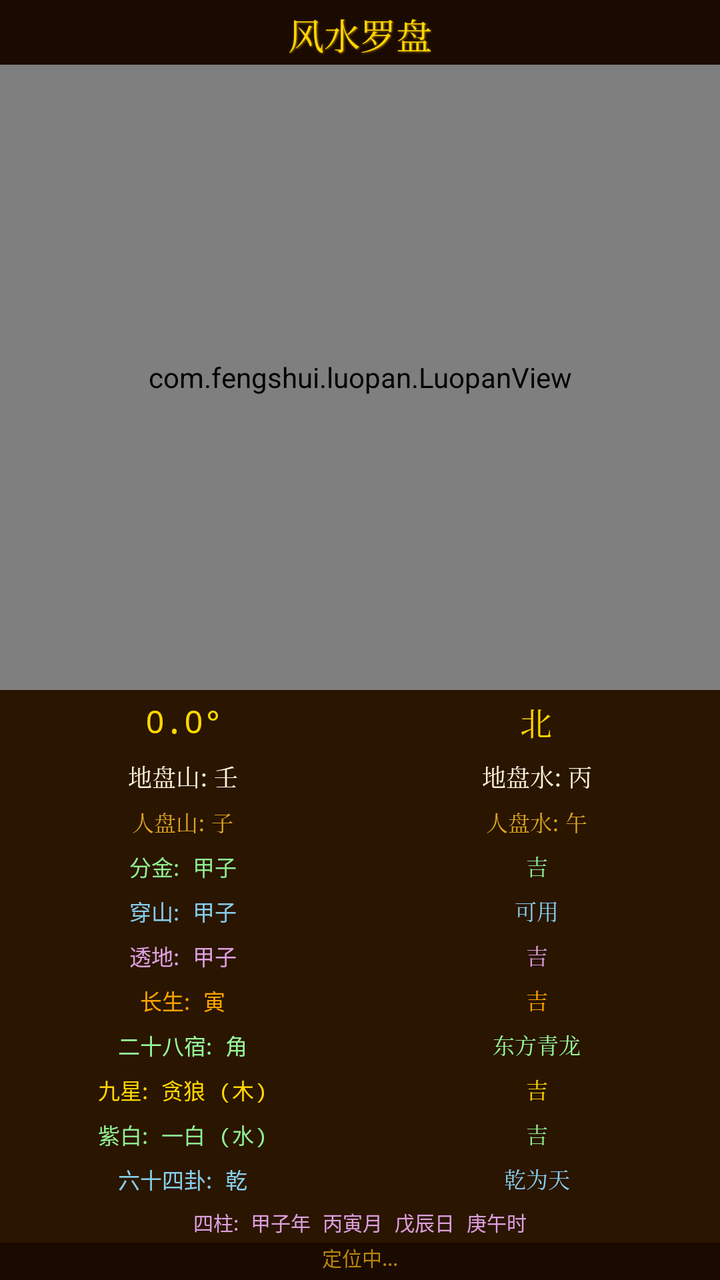
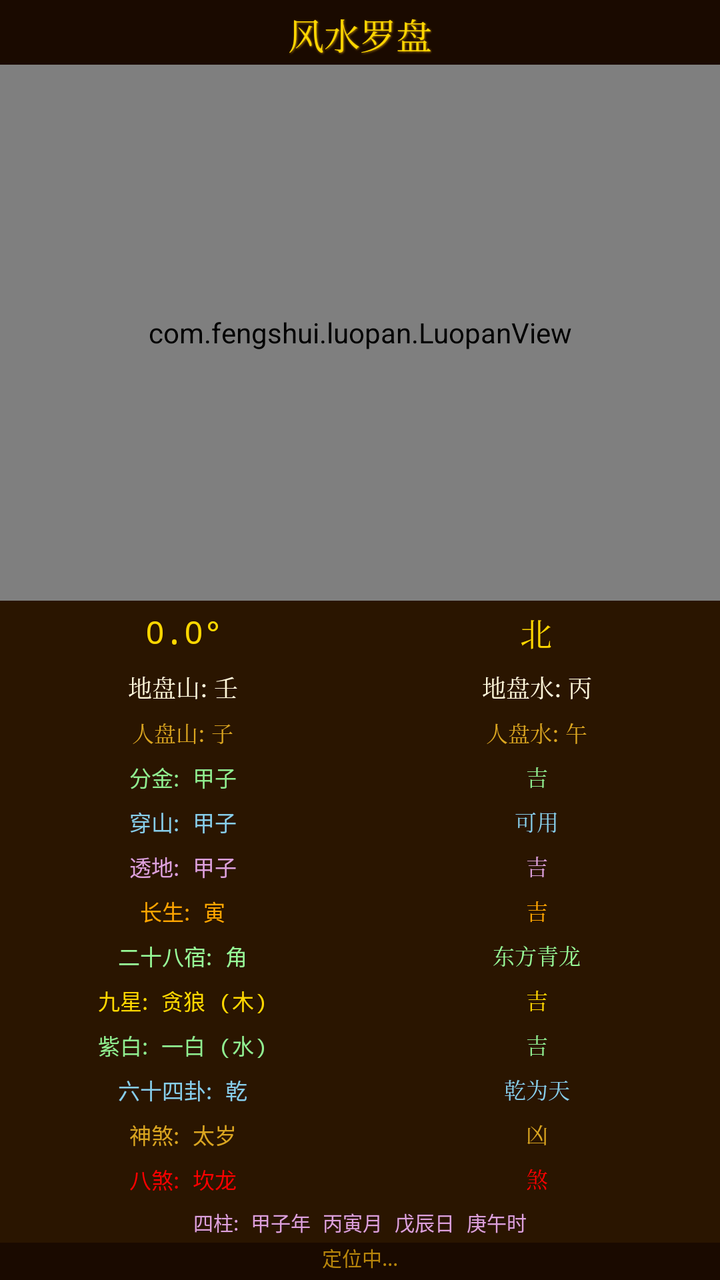

Before-and-after screenshots of an Android layout around one commit, followed by the original layout XML and the change that was made.
<!-- AndroidManifest.xml: application theme AppTheme -->
<!-- res/layout/activity_main.xml -->
<?xml version="1.0" encoding="utf-8"?>
<LinearLayout xmlns:android="http://schemas.android.com/apk/res/android"
    android:layout_width="match_parent"
    android:layout_height="match_parent"
    android:orientation="vertical"
    android:background="@color/bgColor"
    android:gravity="center">

    <TextView
        android:id="@+id/titleText"
        android:layout_width="wrap_content"
        android:layout_height="wrap_content"
        android:text="风水罗盘"
        android:textColor="@color/gold"
        android:textSize="18sp"
        android:fontFamily="serif"
        android:layout_marginTop="4dp"
        android:layout_marginBottom="2dp"
        android:shadowColor="@color/darkGold"
        android:shadowDx="1"
        android:shadowDy="1"
        android:shadowRadius="2" />

    <com.fengshui.luopan.LuopanView
        android:id="@+id/luopanView"
        android:layout_width="match_parent"
        android:layout_height="0dp"
        android:layout_weight="1" />

    
    <LinearLayout
        android:layout_width="match_parent"
        android:layout_height="wrap_content"
        android:orientation="horizontal"
        android:gravity="center"
        android:padding="4dp"
        android:background="#2A1500">

        <TextView
            android:id="@+id/degreeText"
            android:layout_width="0dp"
            android:layout_height="wrap_content"
            android:layout_weight="1"
            android:text="0.0°"
            android:textColor="@color/gold"
            android:textSize="16sp"
            android:gravity="center"
            android:fontFamily="monospace" />

        <TextView
            android:id="@+id/directionText"
            android:layout_width="0dp"
            android:layout_height="wrap_content"
            android:layout_weight="1"
            android:text="北"
            android:textColor="@color/gold"
            android:textSize="16sp"
            android:gravity="center"
            android:fontFamily="serif" />

    </LinearLayout>

    
    <LinearLayout
        android:layout_width="match_parent"
        android:layout_height="wrap_content"
        android:orientation="horizontal"
        android:gravity="center"
        android:padding="3dp"
        android:background="#2A1500">

        <TextView
            android:id="@+id/mountainText"
            android:layout_width="0dp"
            android:layout_height="wrap_content"
            android:layout_weight="1"
            android:text="地盘山: 壬"
            android:textColor="@color/cream"
            android:textSize="12sp"
            android:gravity="center"
            android:fontFamily="serif" />

        <TextView
            android:id="@+id/waterText"
            android:layout_width="0dp"
            android:layout_height="wrap_content"
            android:layout_weight="1"
            android:text="地盘水: 丙"
            android:textColor="@color/cream"
            android:textSize="12sp"
            android:gravity="center"
            android:fontFamily="serif" />

    </LinearLayout>

    
    <LinearLayout
        android:layout_width="match_parent"
        android:layout_height="wrap_content"
        android:orientation="horizontal"
        android:gravity="center"
        android:padding="3dp"
        android:background="#2A1500">

        <TextView
            android:id="@+id/renMountainText"
            android:layout_width="0dp"
            android:layout_height="wrap_content"
            android:layout_weight="1"
            android:text="人盘山: 子"
            android:textColor="#DAA520"
            android:textSize="11sp"
            android:gravity="center"
            android:fontFamily="serif" />

        <TextView
            android:id="@+id/renWaterText"
            android:layout_width="0dp"
            android:layout_height="wrap_content"
            android:layout_weight="1"
            android:text="人盘水: 午"
            android:textColor="#DAA520"
            android:textSize="11sp"
            android:gravity="center"
            android:fontFamily="serif" />

    </LinearLayout>

    
    <LinearLayout
        android:layout_width="match_parent"
        android:layout_height="wrap_content"
        android:orientation="horizontal"
        android:gravity="center"
        android:padding="3dp"
        android:background="#2A1500">

        <TextView
            android:id="@+id/fenJinText"
            android:layout_width="0dp"
            android:layout_height="wrap_content"
            android:layout_weight="1"
            android:text="分金: 甲子"
            android:textColor="#90EE90"
            android:textSize="11sp"
            android:gravity="center"
            android:fontFamily="monospace" />

        <TextView
            android:id="@+id/fenJinStatusText"
            android:layout_width="0dp"
            android:layout_height="wrap_content"
            android:layout_weight="1"
            android:text="吉"
            android:textColor="#90EE90"
            android:textSize="11sp"
            android:gravity="center"
            android:fontFamily="serif" />

    </LinearLayout>

    
    <LinearLayout
        android:layout_width="match_parent"
        android:layout_height="wrap_content"
        android:orientation="horizontal"
        android:gravity="center"
        android:padding="3dp"
        android:background="#2A1500">

        <TextView
            android:id="@+id/chuanShanText"
            android:layout_width="0dp"
            android:layout_height="wrap_content"
            android:layout_weight="1"
            android:text="穿山: 甲子"
            android:textColor="#87CEEB"
            android:textSize="11sp"
            android:gravity="center"
            android:fontFamily="monospace" />

        <TextView
            android:id="@+id/chuanShanStatusText"
            android:layout_width="0dp"
            android:layout_height="wrap_content"
            android:layout_weight="1"
            android:text="可用"
            android:textColor="#87CEEB"
            android:textSize="11sp"
            android:gravity="center"
            android:fontFamily="serif" />

    </LinearLayout>

    
    <LinearLayout
        android:layout_width="match_parent"
        android:layout_height="wrap_content"
        android:orientation="horizontal"
        android:gravity="center"
        android:padding="3dp"
        android:background="#2A1500">

        <TextView
            android:id="@+id/touDiText"
            android:layout_width="0dp"
            android:layout_height="wrap_content"
            android:layout_weight="1"
            android:text="透地: 甲子"
            android:textColor="#DDA0DD"
            android:textSize="11sp"
            android:gravity="center"
            android:fontFamily="monospace" />

        <TextView
            android:id="@+id/touDiStatusText"
            android:layout_width="0dp"
            android:layout_height="wrap_content"
            android:layout_weight="1"
            android:text="吉"
            android:textColor="#DDA0DD"
            android:textSize="11sp"
            android:gravity="center"
            android:fontFamily="serif" />

    </LinearLayout>

    
    <LinearLayout
        android:layout_width="match_parent"
        android:layout_height="wrap_content"
        android:orientation="horizontal"
        android:gravity="center"
        android:padding="3dp"
        android:background="#2A1500">

        <TextView
            android:id="@+id/changShengText"
            android:layout_width="0dp"
            android:layout_height="wrap_content"
            android:layout_weight="1"
            android:text="长生: 寅"
            android:textColor="#FFA500"
            android:textSize="11sp"
            android:gravity="center"
            android:fontFamily="monospace" />

        <TextView
            android:id="@+id/changShengStatusText"
            android:layout_width="0dp"
            android:layout_height="wrap_content"
            android:layout_weight="1"
            android:text="吉"
            android:textColor="#FFA500"
            android:textSize="11sp"
            android:gravity="center"
            android:fontFamily="serif" />

    </LinearLayout>

    
    <LinearLayout
        android:layout_width="match_parent"
        android:layout_height="wrap_content"
        android:orientation="horizontal"
        android:gravity="center"
        android:padding="3dp"
        android:background="#2A1500">

        <TextView
            android:id="@+id/xiu28Text"
            android:layout_width="0dp"
            android:layout_height="wrap_content"
            android:layout_weight="1"
            android:text="二十八宿: 角"
            android:textColor="#98FB98"
            android:textSize="11sp"
            android:gravity="center"
            android:fontFamily="monospace" />

        <TextView
            android:id="@+id/xiu28XiangText"
            android:layout_width="0dp"
            android:layout_height="wrap_content"
            android:layout_weight="1"
            android:text="东方青龙"
            android:textColor="#98FB98"
            android:textSize="11sp"
            android:gravity="center"
            android:fontFamily="serif" />

    </LinearLayout>

    
    <LinearLayout
        android:layout_width="match_parent"
        android:layout_height="wrap_content"
        android:orientation="horizontal"
        android:gravity="center"
        android:padding="3dp"
        android:background="#2A1500">

        <TextView
            android:id="@+id/jiuXingText"
            android:layout_width="0dp"
            android:layout_height="wrap_content"
            android:layout_weight="1"
            android:text="九星: 贪狼 (木)"
            android:textColor="#FFD700"
            android:textSize="11sp"
            android:gravity="center"
            android:fontFamily="monospace" />

        <TextView
            android:id="@+id/jiuXingWuXingText"
            android:layout_width="0dp"
            android:layout_height="wrap_content"
            android:layout_weight="1"
            android:text="吉"
            android:textColor="#FFD700"
            android:textSize="11sp"
            android:gravity="center"
            android:fontFamily="serif" />

    </LinearLayout>

    
    <LinearLayout
        android:layout_width="match_parent"
        android:layout_height="wrap_content"
        android:orientation="horizontal"
        android:gravity="center"
        android:padding="3dp"
        android:background="#2A1500">

        <TextView
            android:id="@+id/ziBaiText"
            android:layout_width="0dp"
            android:layout_height="wrap_content"
            android:layout_weight="1"
            android:text="紫白: 一白 (水)"
            android:textColor="#90EE90"
            android:textSize="11sp"
            android:gravity="center"
            android:fontFamily="monospace" />

        <TextView
            android:id="@+id/ziBaiStatusText"
            android:layout_width="0dp"
            android:layout_height="wrap_content"
            android:layout_weight="1"
            android:text="吉"
            android:textColor="#90EE90"
            android:textSize="11sp"
            android:gravity="center"
            android:fontFamily="serif" />

    </LinearLayout>

    
    <LinearLayout
        android:layout_width="match_parent"
        android:layout_height="wrap_content"
        android:orientation="horizontal"
        android:gravity="center"
        android:padding="3dp"
        android:background="#2A1500">

        <TextView
            android:id="@+id/gua64Text"
            android:layout_width="0dp"
            android:layout_height="wrap_content"
            android:layout_weight="1"
            android:text="六十四卦: 乾"
            android:textColor="#87CEEB"
            android:textSize="11sp"
            android:gravity="center"
            android:fontFamily="monospace" />

        <TextView
            android:id="@+id/gua64XiangText"
            android:layout_width="0dp"
            android:layout_height="wrap_content"
            android:layout_weight="1"
            android:text="乾为天"
            android:textColor="#87CEEB"
            android:textSize="11sp"
            android:gravity="center"
            android:fontFamily="serif" />

    </LinearLayout>

    
    <TextView
        android:id="@+id/siZhuText"
        android:layout_width="match_parent"
        android:layout_height="wrap_content"
        android:text="四柱: 甲子年 丙寅月 戊辰日 庚午时"
        android:textColor="#DDA0DD"
        android:textSize="10sp"
        android:gravity="center"
        android:padding="3dp"
        android:background="#2A1500"
        android:fontFamily="monospace" />

    <TextView
        android:id="@+id/locationText"
        android:layout_width="match_parent"
        android:layout_height="wrap_content"
        android:text="定位中..."
        android:textColor="@color/darkGold"
        android:textSize="10sp"
        android:gravity="center"
        android:paddingBottom="4dp"
        android:fontFamily="monospace" />

</LinearLayout>
<!-- resources referenced by this layout -->
<resources>
  <color name="bgColor">#1A0A00</color>
  <color name="cream">#FFF8DC</color>
  <color name="darkGold">#B8860B</color>
  <color name="gold">#FFD700</color>
  <style name="AppTheme" parent="Theme.MaterialComponents.DayNight.NoActionBar">
          <item name="colorPrimary">@color/colorPrimary</item>
          <item name="colorPrimaryDark">@color/colorPrimaryDark</item>
          <item name="colorAccent">@color/colorAccent</item>
          <item name="android:windowBackground">@color/bgColor</item>
          <item name="android:statusBarColor">@color/bgColor</item>
          <item name="android:navigationBarColor">@color/bgColor</item>
      </style>
  <color name="colorPrimary">#8B0000</color>
  <color name="colorPrimaryDark">#5C0000</color>
  <color name="colorAccent">#FFD700</color>
</resources>

<!-- the commit's change to res/layout/activity_main.xml (unified diff, before → after) -->
@@ -391,6 +391,72 @@
     </LinearLayout>
 
     
+    <LinearLayout
+        android:layout_width="match_parent"
+        android:layout_height="wrap_content"
+        android:orientation="horizontal"
+        android:gravity="center"
+        android:padding="3dp"
+        android:background="#2A1500">
+
+        <TextView
+            android:id="@+id/shenShaText"
+            android:layout_width="0dp"
+            android:layout_height="wrap_content"
+            android:layout_weight="1"
+            android:text="神煞: 太岁"
+            android:textColor="#DAA520"
+            android:textSize="11sp"
+            android:gravity="center"
+            android:fontFamily="monospace" />
+
+        <TextView
+            android:id="@+id/shenShaStatusText"
+            android:layout_width="0dp"
+            android:layout_height="wrap_content"
+            android:layout_weight="1"
+            android:text="凶"
+            android:textColor="#DAA520"
+            android:textSize="11sp"
+            android:gravity="center"
+            android:fontFamily="serif" />
+
+    </LinearLayout>
+
+    
+    <LinearLayout
+        android:layout_width="match_parent"
+        android:layout_height="wrap_content"
+        android:orientation="horizontal"
+        android:gravity="center"
+        android:padding="3dp"
+        android:background="#2A1500">
+
+        <TextView
+            android:id="@+id/baShaText"
+            android:layout_width="0dp"
+            android:layout_height="wrap_content"
+            android:layout_weight="1"
+            android:text="八煞: 坎龙"
+            android:textColor="#FF0000"
+            android:textSize="11sp"
+            android:gravity="center"
+            android:fontFamily="monospace" />
+
+        <TextView
+            android:id="@+id/baShaStatusText"
+            android:layout_width="0dp"
+            android:layout_height="wrap_content"
+            android:layout_weight="1"
+            android:text="煞"
+            android:textColor="#FF0000"
+            android:textSize="11sp"
+            android:gravity="center"
+            android:fontFamily="serif" />
+
+    </LinearLayout>
+
+    
     <TextView
         android:id="@+id/siZhuText"
         android:layout_width="match_parent"
